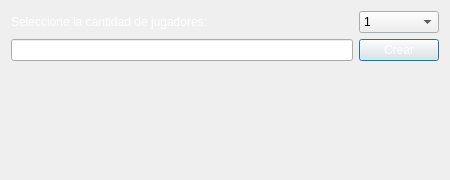
The window that graphics_lobby/createpopup.ui (Cbravor1991/Whorms) describes before a commit, drawn with Qt 5.
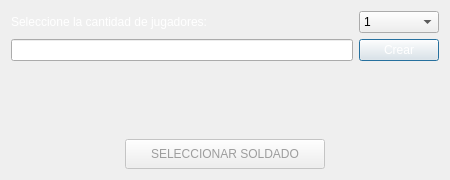
The same window after the commit. Icons and pictures are not drawn.

Commit message: ventana para unir a partida finalizada

Diff of the .ui file:
```diff
--- a/graphics_lobby/createpopup.ui
+++ b/graphics_lobby/createpopup.ui
@@ -116,17 +116,38 @@
    <item>
     <layout class="QHBoxLayout" name="horizontalLayout_4">
      <item>
-      <spacer name="horizontalSpacer">
-       <property name="orientation">
-        <enum>Qt::Horizontal</enum>
+      <widget class="QPushButton" name="ACEPTAR">
+       <property name="enabled">
+        <bool>false</bool>
        </property>
-       <property name="sizeHint" stdset="0">
+       <property name="sizePolicy">
+        <sizepolicy hsizetype="Minimum" vsizetype="Minimum">
+         <horstretch>0</horstretch>
+         <verstretch>0</verstretch>
+        </sizepolicy>
+       </property>
+       <property name="minimumSize">
         <size>
-         <width>40</width>
-         <height>20</height>
+         <width>0</width>
+         <height>0</height>
         </size>
        </property>
-      </spacer>
+       <property name="maximumSize">
+        <size>
+         <width>200</width>
+         <height>30</height>
+        </size>
+       </property>
+       <property name="layoutDirection">
+        <enum>Qt::LeftToRight</enum>
+       </property>
+       <property name="styleSheet">
+        <string notr="true">color: rgb(157, 157, 157);</string>
+       </property>
+       <property name="text">
+        <string>SELECCIONAR SOLDADO</string>
+       </property>
+      </widget>
      </item>
     </layout>
    </item>
```
The commit also changes 4 other files.
